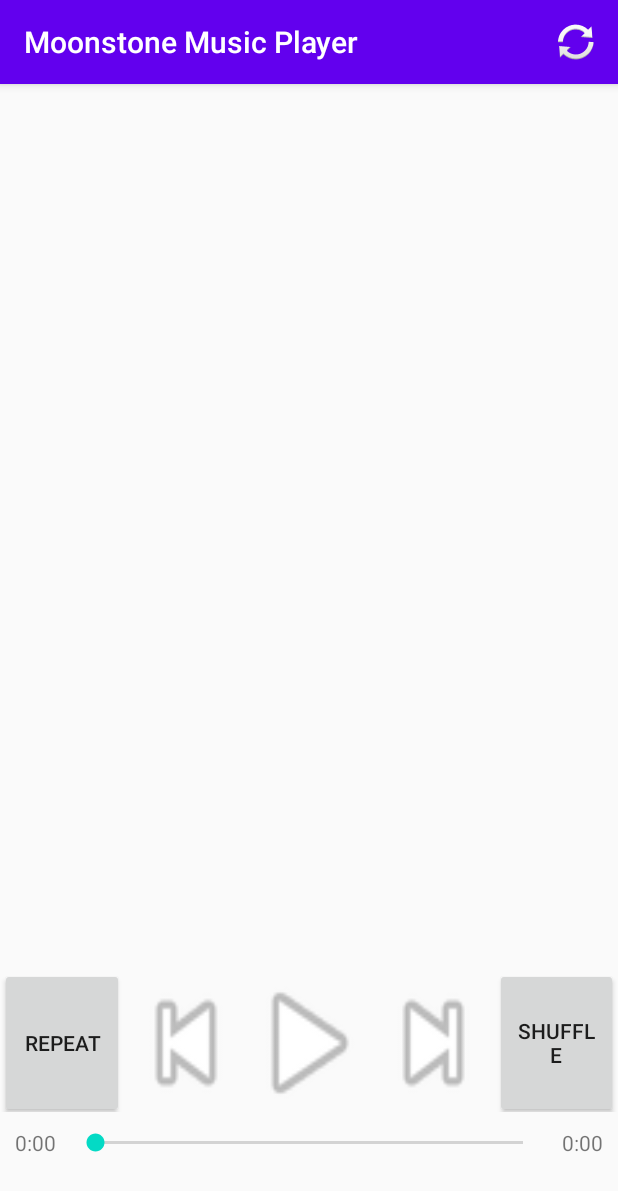
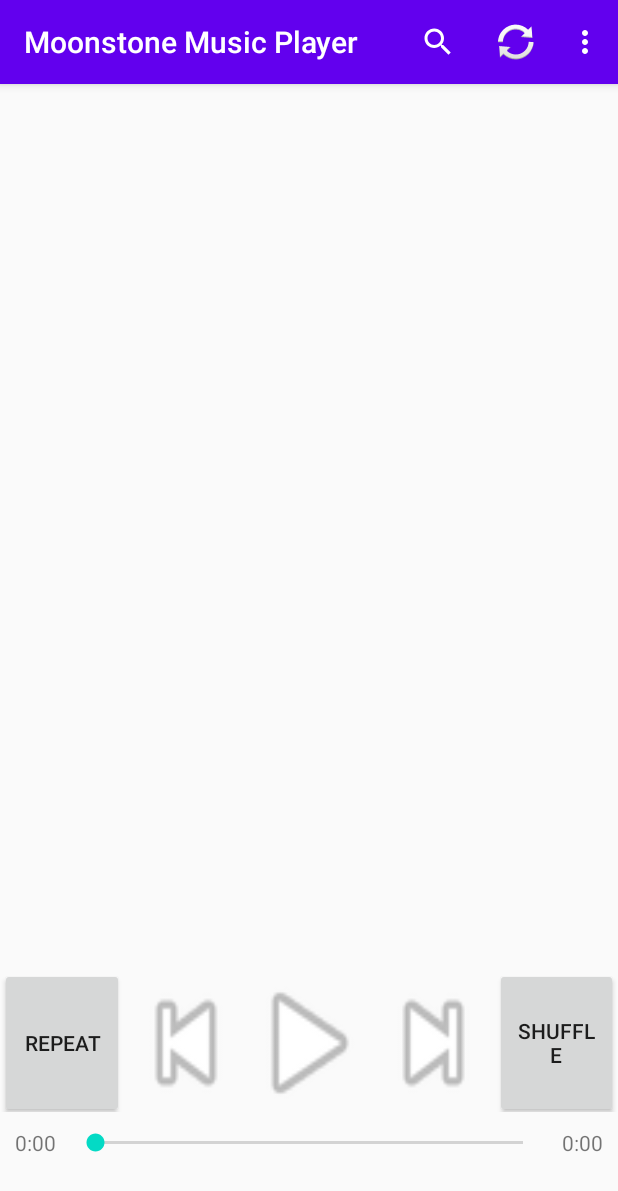
Before and after one commit to JohannesGrobelski/MoonstoneMusicPlayer, an Android app: the screen it shows after launch (MainActivity), on a phone screen of 412 x 824 dp. Shown: the top 1191 px of the screen. Run offline under Robolectric (Android 15) with nearby library versions, the phone set to English and light mode, and no system bars.

Commit message:
database search

```diff
--- a/app/src/main/java/com/example/moonstonemusicplayer/controller/MainActivityListener.java
+++ b/app/src/main/java/com/example/moonstonemusicplayer/controller/MainActivityListener.java
@@ -14,6 +14,7 @@ import android.view.MenuItem;
 import android.view.View;
 import android.widget.AdapterView;
 import android.widget.ListView;
+import android.widget.SearchView;
 import android.widget.SeekBar;
 import android.widget.Toast;
 
@@ -31,7 +32,7 @@ import com.example.moonstonemusicplayer.view.MainActivity;
  *  changes the model {@link com.example.moonstonemusicplayer.model.MusicPlayer}) according to the input and
  *  and, if necessary, sends messages to the {@link com.example.moonstonemusicplayer.model.MusicPlayer}).
  */
-public class MainActivityListener implements AdapterView.OnItemClickListener, View.OnClickListener, SeekBar.OnSeekBarChangeListener {
+public class MainActivityListener implements AdapterView.OnItemClickListener, View.OnClickListener, SeekBar.OnSeekBarChangeListener, SearchView.OnQueryTextListener, SearchView.OnCloseListener {
   private static final boolean DEBUG = true;
   private static final String TAG = MainActivityListener.class.getSimpleName();
   private final MainActivity mainActivity;
@@ -70,12 +71,17 @@ public class MainActivityListener implements AdapterView.OnItemClickListener, Vi
 
 
   public boolean onOptionsItemSelected(MenuItem item) {
+    Log.d(TAG,"onOptionsItem");
     switch (item.getItemId()){
       case R.id.mi_loadLocaleAudioFile: {
         if(requestForPermission()){
           musicPlayer.loadLocalMusic();
           songListAdapter.notifyDataSetChanged();
         }
+        break;
+      }
+      case R.id.miSwitchAscDesc: {
+
         break;
       }
 
@@ -85,7 +91,15 @@ public class MainActivityListener implements AdapterView.OnItemClickListener, Vi
   }
 
   public boolean onCreateOptionsMenu(Menu menu) {
+    //create options menu
     mainActivity.getMenuInflater().inflate(R.menu.options_menu,menu);
+
+    //create searchview
+    MenuItem searchItem = menu.findItem(R.id.miSearch);
+    SearchView searchView = (SearchView) searchItem.getActionView();
+    searchView.setOnQueryTextListener(this);
+    searchView.setOnSearchClickListener(this);
+    searchView.setOnCloseListener(this);
     return true;
   }
 
@@ -116,6 +130,9 @@ public class MainActivityListener implements AdapterView.OnItemClickListener, Vi
       case R.id.btn_next:
         musicPlayer.nextSong();
         destroyAndCreateNewService();
+        break;
+      case R.id.miSearch:
+        mainActivity.hideMusicControlls();
         break;
     }
   }
@@ -195,7 +212,7 @@ public class MainActivityListener implements AdapterView.OnItemClickListener, Vi
     };
   }
 
-  /** animate the progress seek bar */
+  /** animate the progress seek bar through a thread changes seekbar progress every second*/
   private void animateMediaplayerProgressOnSeekbar(){
     final Handler mHandler = new Handler();
     //Make sure you update Seekbar on UI thread
@@ -208,7 +225,6 @@ public class MainActivityListener implements AdapterView.OnItemClickListener, Vi
           int mCurrentPosition = mediaPlayerService.getCurrentPosition() / 1000;
           mainActivity.seekBar.setProgress(mCurrentPosition);
           mainActivity.tv_seekbar_progress.setText(Song.getDurationString(mediaPlayerService.getCurrentPosition()));
-          musicPlayer.getCurrentSong().setDuration_ms(mCurrentPosition);
         }
         mHandler.postDelayed(this, 1000);
       }
@@ -244,4 +260,22 @@ public class MainActivityListener implements AdapterView.OnItemClickListener, Vi
     return hasStoragePermission;
   }
 
+  @Override
+  /** called if query in search view is submitted*/
+  public boolean onQueryTextSubmit(String query) { return false; }
+
+  @Override
+  /** called if input in search view changes => search songs in db according to input*/
+  public boolean onQueryTextChange(String query) {
+    musicPlayer.searchSong(query);
+    songListAdapter.notifyDataSetChanged();
+    return false;
+  }
+
+  @Override
+  /** called when search view is closed => open music controlls, reset filter query*/
+  public boolean onClose() {
+    mainActivity.showMusicControlls();
+    return false;
+  }
 }
--- a/app/src/main/java/com/example/moonstonemusicplayer/model/DataSource.java
+++ b/app/src/main/java/com/example/moonstonemusicplayer/model/DataSource.java
@@ -14,7 +14,7 @@ class DataSource {
     private static final String LOG_TAG = DataSource.class.getSimpleName();
 
     //Variablendeklaration
-    private DBHelperLocalSongs dbHelperLocalSongs;
+    private DBHelperLocalSongs DBHelperLocalSongs;
     private SQLiteDatabase databaseLocalSongs;
 
     private String[] columns = {
@@ -30,25 +30,25 @@ class DataSource {
     };
 
     public DataSource(Context context){
-        Log.d(LOG_TAG,"Unsere DataSource erzeugt den dbHelper");
-        dbHelperLocalSongs = new DBHelperLocalSongs(context);
+        Log.d(LOG_TAG,"Unsere DataSource erzeugt den DBHelperLocalSongs");
+        DBHelperLocalSongs = new DBHelperLocalSongs(context);
     }
 
     private void open_writable(){
         Log.d(LOG_TAG, "Eine schreibende Referenz auf die DB wird jetzt angefragt.");
-        databaseLocalSongs = dbHelperLocalSongs.getWritableDatabase();
+        databaseLocalSongs = DBHelperLocalSongs.getWritableDatabase();
         Log.d(LOG_TAG, "Datenbank-Referenz erhalten, Pfad zur Datenbank: "+ databaseLocalSongs.getPath());
     }
 
     private void open_readable(){
         Log.d(LOG_TAG, "Eine lesende Referenz auf die DB wird jetzt angefragt.");
-        databaseLocalSongs = dbHelperLocalSongs.getReadableDatabase();
+        databaseLocalSongs = DBHelperLocalSongs.getReadableDatabase();
         Log.d(LOG_TAG, "Datenbank-Referenz erhalten, Pfad zur Datenbank: "+ databaseLocalSongs.getPath());
     }
 
     private void close_db(){
-        Log.d(LOG_TAG, "DB mit hilfe des DBHelpers schließen");
-        dbHelperLocalSongs.close();
+        Log.d(LOG_TAG, "DB mit hilfe des DBHelperLocalSongss schließen");
+        DBHelperLocalSongs.close();
     }
 
     private Song cursorToSong(Cursor cursor){
@@ -175,4 +175,50 @@ class DataSource {
         close_db();
     }
 
+    List<Song> searchSongs(String searchterm){
+        String query = "SELECT * FROM "+DBHelperLocalSongs.TABLE_SONG_LIST+" WHERE "+
+            "instr("+DBHelperLocalSongs.COLUMN_TITLE+", \'"+searchterm+"\') > 0 OR "+
+            "instr("+DBHelperLocalSongs.COLUMN_ARTIST+", \'"+searchterm+"\') > 0 OR "+
+            "instr("+DBHelperLocalSongs.COLUMN_GENRE+", \'"+searchterm+"\') > 0 OR "+
+            "instr("+DBHelperLocalSongs.COLUMN_LYRICS+", \'"+searchterm+"\') > 0 OR "+
+            "instr("+DBHelperLocalSongs.COLUMN_MEANING+", \'"+searchterm+"\') > 0";
+        return getSongListFromQuery(query);
+    }
+
+    List<Song> sortBy(String var, String mode){
+        String query = "SELECT * FROM "+DBHelperLocalSongs.TABLE_SONG_LIST+" ORDER BY " + var+" "+mode;
+        return getSongListFromQuery(query);
+    }
+
+    private List<Song> getSongListFromQuery(String query){
+        List<Song> SongList = new ArrayList<>();
+
+        open_readable();
+        //Zeiger auf die Einträge der Tabelle
+        Cursor cursor = databaseLocalSongs.rawQuery(query,null);
+        //Wenn Cursor beim ersten Eintrag steht
+        if(cursor.moveToNext()){
+            do{
+                int index = cursor.getInt(0);
+                String title = cursor.getString(1);
+                String artist = cursor.getString(2);
+                String uri = cursor.getString(3);
+                int duration = cursor.getInt(4);
+                int lastPosition = cursor.getInt(5);
+                String genre = cursor.getString(6);
+                String lyrics = cursor.getString(7);
+                String meaning = cursor.getString(8);
+
+                SongList.add(new Song(index,title,artist,uri,duration,lastPosition,genre,lyrics,meaning));
+            } while (cursor.moveToNext());
+        }
+        cursor.close();
+        close_db();
+
+        return SongList;
+    }
+
+
+
+
 }
--- a/app/src/main/java/com/example/moonstonemusicplayer/model/MusicPlayer.java
+++ b/app/src/main/java/com/example/moonstonemusicplayer/model/MusicPlayer.java
@@ -14,9 +14,12 @@ public class MusicPlayer {
     private int currentSongIndex;
 
     private DataSource dataSource;
+    private List<Song> currentSongList;
 
-
-    private List<Song> currentSongList = new ArrayList<>();
+    boolean shuffleModelOn = false;
+    enum REPEATMODE {
+        ONESONG, NONE ,ALL
+    } REPEATMODE repeatmode = REPEATMODE.ALL;
 
 
     public MusicPlayer(Context baseContext) {
@@ -58,5 +61,17 @@ public class MusicPlayer {
         return currentSongList;
     }
 
+    public void searchSong(String searchterm){
+        currentSongList.clear();
+        currentSongList.addAll(dataSource.searchSongs(searchterm));
+    }
 
+    public void getAllSongs(){
+        currentSongList.clear();
+        currentSongList = dataSource.getAllSong();
+    }
+
+    public void toogleShuffleMode(){
+        shuffleModelOn = !shuffleModelOn;
+    }
 }
--- a/app/src/main/java/com/example/moonstonemusicplayer/view/MainActivity.java
+++ b/app/src/main/java/com/example/moonstonemusicplayer/view/MainActivity.java
@@ -7,7 +7,9 @@ import android.os.Bundle;
 import android.util.Log;
 import android.view.Menu;
 import android.view.MenuItem;
+import android.view.View;
 import android.widget.Button;
+import android.widget.LinearLayout;
 import android.widget.ListView;
 import android.widget.SeekBar;
 import android.widget.TextView;
@@ -29,6 +31,8 @@ public class MainActivity extends AppCompatActivity {
   public Button btn_prev,btn_play_pause,btn_next;
   public SeekBar seekBar;
   public TextView tv_seekbar_progress,tv_seekbar_max,tv_title,tv_artist;
+  private LinearLayout LL_MusicControlls;
+
   @Override
   protected void onCreate(Bundle savedInstanceState) {
     super.onCreate(savedInstanceState);
@@ -42,6 +46,7 @@ public class MainActivity extends AppCompatActivity {
     tv_seekbar_max = findViewById(R.id.tv_seekbar_max);
     tv_title = findViewById(R.id.tv_title);
     tv_artist = findViewById(R.id.tv_artist);
+    LL_MusicControlls = findViewById(R.id.LL_MusicControlls);
 
     mainActivityListener = new MainActivityListener(this);
     lv_songlist.setOnItemClickListener(mainActivityListener);
@@ -60,4 +65,11 @@ public class MainActivity extends AppCompatActivity {
   public boolean onOptionsItemSelected(@NonNull MenuItem item) {
     return mainActivityListener.onOptionsItemSelected(item);
   }
+
+
+
+  public void hideMusicControlls(){
+    LL_MusicControlls.setVisibility(View.GONE);}
+  public void showMusicControlls(){LL_MusicControlls.setVisibility(View.VISIBLE);}
+
 }
--- a/app/src/main/res/layout/activity_main.xml
+++ b/app/src/main/res/layout/activity_main.xml
@@ -16,10 +16,12 @@
     </ListView>
 
     <LinearLayout
+        android:id="@+id/LL_MusicControlls"
         android:layout_width="match_parent"
         android:layout_height="wrap_content"
         android:layout_weight="1"
-        android:orientation="vertical">
+        android:orientation="vertical"
+        android:visibility="visible">
 
         <LinearLayout
             android:layout_width="match_parent"
--- a/app/src/main/res/menu/options_menu.xml
+++ b/app/src/main/res/menu/options_menu.xml
@@ -3,8 +3,36 @@
     xmlns:android="http://schemas.android.com/apk/res/android">
 
     <item
+        android:id="@+id/miSwitchAscDesc"
+        android:title="Reihenfolge umdrehen" />
+    <item
+        android:id="@+id/miSearch"
+        android:icon="@android:drawable/ic_menu_search"
+        android:title="suche Fahrt"
+        app:actionViewClass="android.widget.SearchView"
+        app:showAsAction="ifRoom" />
+    <item
+        android:id="@+id/miDeleteAllItems"
+        android:title="Alle Songs löschen" />
+    <item
         android:id="@+id/mi_loadLocaleAudioFile"
         android:icon="@android:drawable/ic_popup_sync"
         android:title="load locale audio files"
         app:showAsAction="ifRoom" />
+    <item
+        android:id="@+id/miSort"
+        android:title="Songs sortieren">
+
+        <menu>
+            <item
+                android:id="@+id/miSortTitle"
+                android:title="sortieren nach Titel" />
+            <item
+                android:id="@+id/miSortArtist"
+                android:title="sortieren nach Künstler" />
+            <item
+                android:id="@+id/miSortGenre"
+                android:title="sortieren nach Genre" />
+        </menu>
+    </item>
 </menu>
```
